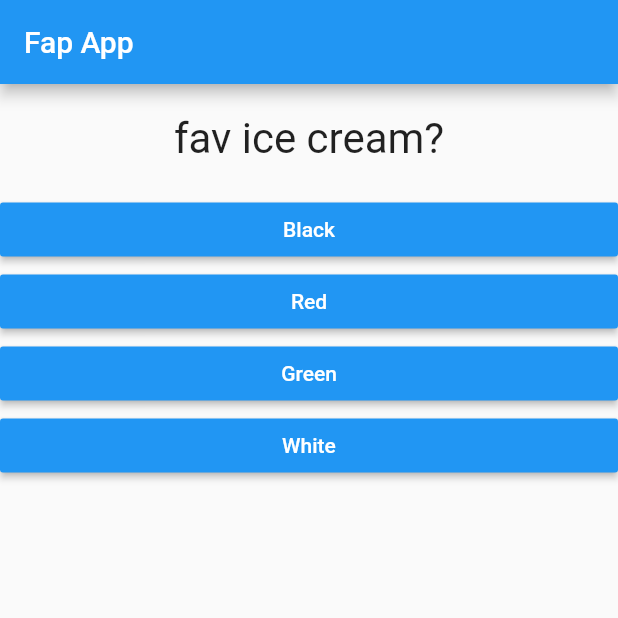
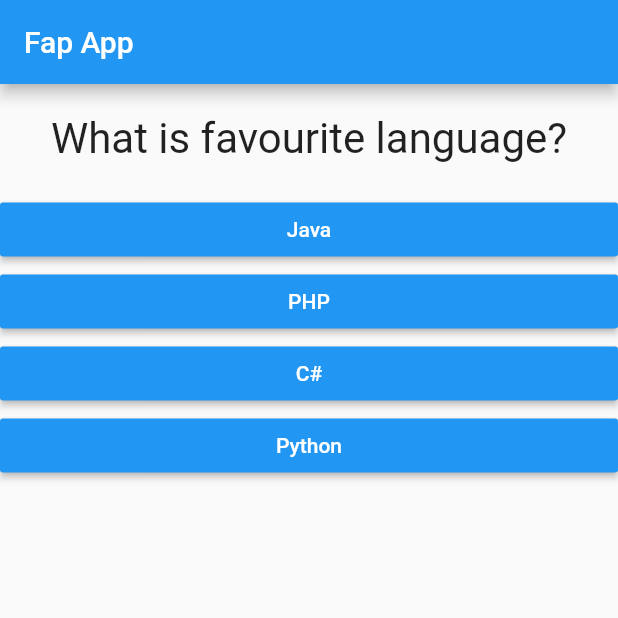
Before and after one commit to sifat18/flutter-Basic, a Flutter app: the screen it shows after launch, on a phone screen of 412 x 824 dp, the top half of it. Run offline on Flutter 3.47's test engine with Material 2 defaults, Android fonts, the phone set to English and light mode, and no system bars.

Commit message:
adding conditions

```diff
--- a/lib/main.dart
+++ b/lib/main.dart
@@ -21,23 +21,28 @@ class FapState extends State<Fap> {
     setState(() {
       qcount++;
     });
-    print("Welcome to the first FAP question");
+    print("Welcome to the first App Demo");
 
     print(qcount);
   }
 
-  var quest = [
+  final quest = const [
     {
-      'qText': 'fav ice cream?',
-      'ans': ['Black', 'Red', 'Green', 'White'],
+      'qText': 'What is favourite language?',
+      'ans': ['Java', 'PHP', 'C#', 'Python'],
     },
     {
-      'qText': 'fav person?',
-      'ans': ['Asfee', 'Dola', 'Promee', 'Upsy'],
+      'qText': 'Do you know one of these?',
+      'ans': ['ML', 'AI', 'IOT', 'NO'],
     },
     {
-      'qText': 'Cruhes?',
-      'ans': ['Asfee', 'lamina', 'Madiha', 'Upsy'],
+      'qText': 'What is your Dream?',
+      'ans': [
+        'Dunno bruh',
+        'Become a billioniare',
+        'Cricketer',
+        'just be lazy'
+      ],
     },
   ];
 
@@ -48,7 +53,8 @@ class FapState extends State<Fap> {
         appBar: AppBar(
           title: Text('Fap App'),
         ),
-        body: Column(
+        body: qcount < quest.length
+            ? Column(
                 children: [
                   Question(
                     quest[qcount]['qText'] as String,
@@ -57,8 +63,11 @@ class FapState extends State<Fap> {
                     return Answer(question, ques);
                   }).toList()
                 ], //list of widgets
+              )
+            : Center(
+                child: Text('Well done, Your done!'),
+                //
               ),
-        //
       ),
     );
   }
```
Lines whose indentation alone changed are shown as unchanged.
